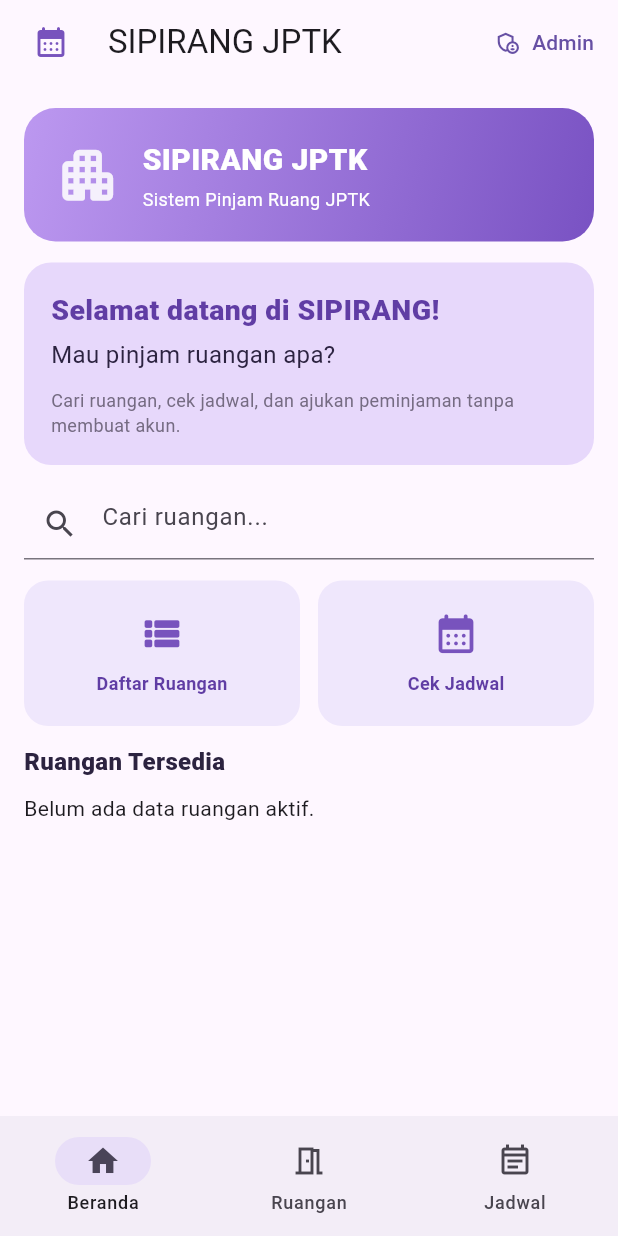
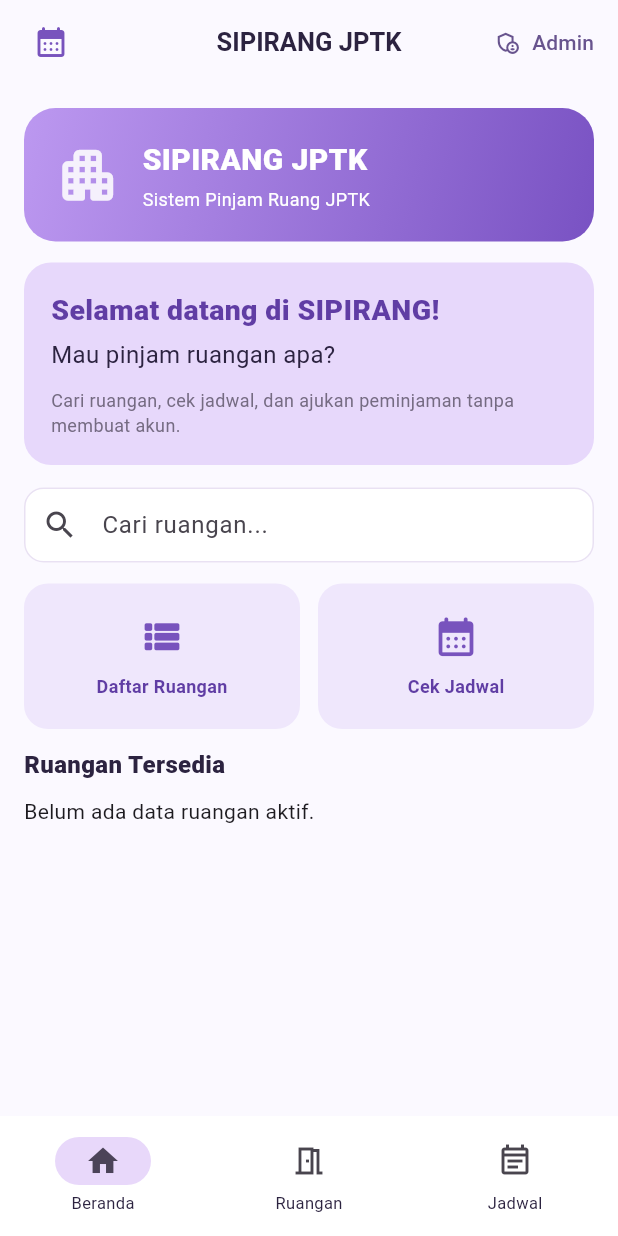
Before and after one commit to Isnaini16/KELOMPOK-PPB-, a Flutter app: the screen it shows after launch, on a phone screen of 412 x 824 dp. Run offline on Flutter 3.47's test engine with Material 3 defaults, Android fonts, the phone set to English and light mode, and no system bars; our stand-ins replace cloud_firestore, firebase_auth, firebase_core; accounts and stored records are empty.

Commit message:
Update app_theme.dart

```diff
--- a/lib/core/app_theme.dart
+++ b/lib/core/app_theme.dart
@@ -19,6 +19,73 @@ class AppTheme {
       seedColor: Palette.primary,
       surface: Palette.background,
     );
-    return ThemeData();
+    return ThemeData(
+      useMaterial3: true,
+      colorScheme: scheme,
+      scaffoldBackgroundColor: Palette.background,
+      appBarTheme: const AppBarTheme(
+        backgroundColor: Palette.background,
+        foregroundColor: Palette.ink,
+        surfaceTintColor: Colors.transparent,
+        elevation: 0,
+        centerTitle: true,
+        titleTextStyle: TextStyle(
+          fontSize: 17,
+          fontWeight: FontWeight.w700,
+          color: Palette.ink,
+        ),
+      ),
+      inputDecorationTheme: InputDecorationTheme(
+        filled: true,
+        fillColor: Colors.white,
+        contentPadding: const EdgeInsets.symmetric(
+          horizontal: 15,
+          vertical: 13,
+        ),
+        border: OutlineInputBorder(borderRadius: BorderRadius.circular(13)),
+        enabledBorder: OutlineInputBorder(
+          borderRadius: BorderRadius.circular(13),
+          borderSide: const BorderSide(color: Color(0xFFE9E1F3)),
+        ),
+        focusedBorder: OutlineInputBorder(
+          borderRadius: BorderRadius.circular(13),
+          borderSide: const BorderSide(color: Palette.primary, width: 1.5),
+        ),
+      ),
+      cardTheme: CardThemeData(
+        color: Colors.white,
+        shadowColor: const Color(0xFF5E3989).withValues(alpha: .09),
+        elevation: 2,
+        surfaceTintColor: Colors.transparent,
+        shape: RoundedRectangleBorder(borderRadius: BorderRadius.circular(17)),
+      ),
+      filledButtonTheme: FilledButtonThemeData(
+        style: FilledButton.styleFrom(
+          backgroundColor: Palette.primary,
+          foregroundColor: Colors.white,
+          minimumSize: const Size(0, 49),
+          shape: RoundedRectangleBorder(
+            borderRadius: BorderRadius.circular(13),
+          ),
+        ),
+      ),
+      outlinedButtonTheme: OutlinedButtonThemeData(
+        style: OutlinedButton.styleFrom(
+          foregroundColor: Palette.primary,
+          minimumSize: const Size(0, 48),
+          side: const BorderSide(color: Palette.primary),
+          shape: RoundedRectangleBorder(
+            borderRadius: BorderRadius.circular(13),
+          ),
+        ),
+      ),
+      navigationBarTheme: NavigationBarThemeData(
+        backgroundColor: Colors.white,
+        indicatorColor: Palette.lavender,
+        labelTextStyle: WidgetStateProperty.all(
+          const TextStyle(fontSize: 11, color: Palette.ink),
+        ),
+      ),
+    );
   }
 }
```
